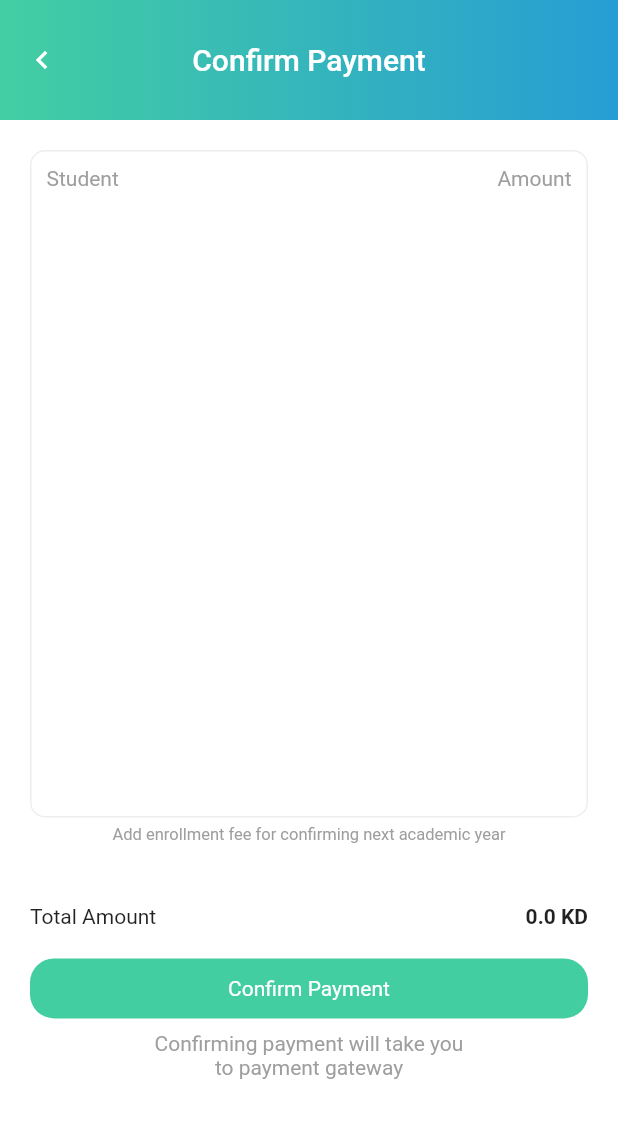
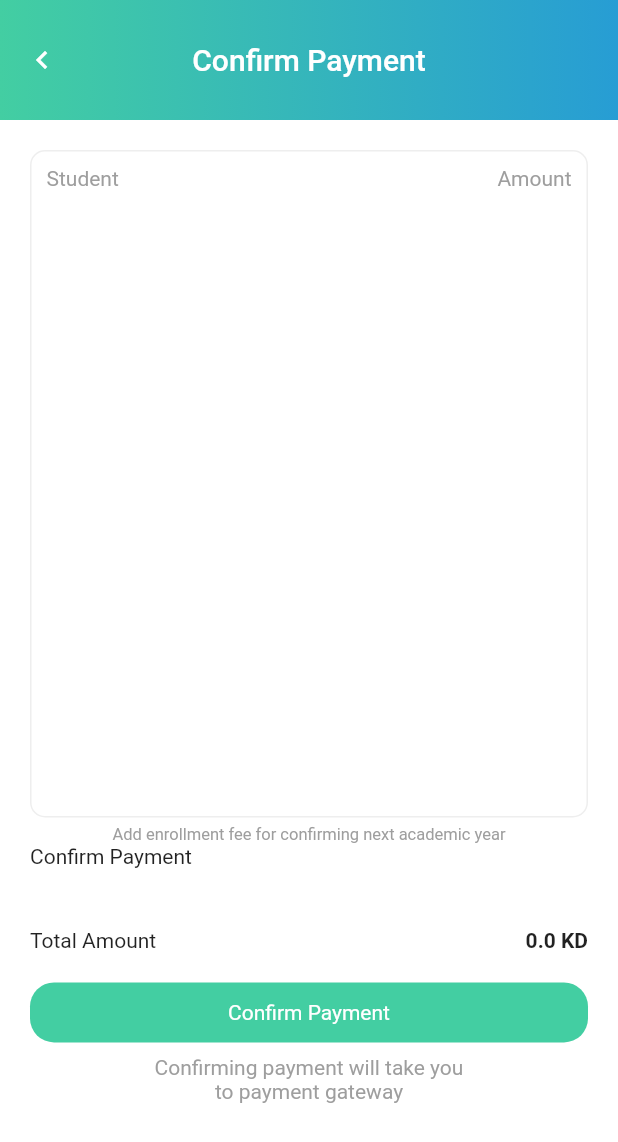
Before and after one commit to kirancchand/nurture, a Flutter app: the ConfirmPayment screen opened directly with empty values, after a tap on "Confirm Payment", on a phone screen of 412 x 824 dp. Shown: the top 1142 px of the screen. Run offline on Flutter 3.47's test engine with Material 2 defaults, Android fonts, the phone set to English and light mode, and no system bars; our stand-ins replace fluttertoast, get, modal_progress_hud_nsn, shared_preferences, webview_flutter; accounts and stored records are empty.

Commit message:
push for develop-ui

```diff
--- /dev/null
+++ b/lib/model/payment.dart
@@ -0,0 +1,30 @@
+import 'dart:convert';
+
+Payment paymentFromJson(String str) => Payment.fromJson(json.decode(str));
+
+String paymentToJson(Payment data) => json.encode(data.toJson());
+
+class Payment {
+  Payment({
+    this.statuscode,
+    this.response,
+    this.message,
+  });
+
+
+  String statuscode;
+  String response;
+  String message;
+
+  factory Payment.fromJson(Map<String, dynamic> json) => Payment(
+    statuscode: json["statuscode"],
+    response: json["response"],
+    message: json["message"],
+  );
+
+  Map<String, dynamic> toJson() => {
+    "statuscode": statuscode,
+    "response": response,
+    "message": message,
+  };
+}
--- a/lib/screen/confirmpayment.dart
+++ b/lib/screen/confirmpayment.dart
@@ -2,6 +2,8 @@ import 'package:flutter/material.dart';
 import 'package:get/get.dart';
 import 'package:nurture/common/constants.dart';
 import 'package:nurture/widget/actions.dart';
+import 'package:nurture/model/payment.dart';
+import 'package:nurture/widget/webviewcontainer.dart';
 
 class ConfirmPayment extends StatefulWidget {
   ConfirmPayment({Key key}) : super(key: key);
@@ -203,6 +205,19 @@ class _ConfirmPaymentState extends State<ConfirmPayment> {
                         fontSize: 11,
                       )),
             ),
+            GestureDetector(
+              child: Container(
+                child: Text(
+                    "Confirm Payment")
+
+              ),
+                onTap: () async {
+
+                  print("helos");
+                  WebViewContainer('https://blog.mindorks.com', 'MindOrks');
+
+                  },
+            ),
             // ),
             SizedBox(
               height: 40,
@@ -235,9 +250,15 @@ class _ConfirmPaymentState extends State<ConfirmPayment> {
               ),
               onTap: () async {
                 var lists = await convert();
-                var data = await submitConfirmPayment(lists);
+                Payment data = await submitConfirmPayment(lists);
 
-                // print(data);
+                if(data.statuscode==200)
+                  {
+                    print(data.response);
+                    WebViewContainer('https://blog.mindorks.com', 'MindOrks');
+                  }
+
+
               },
             ),
             // confirmButtons(),
--- a/lib/service/api.dart
+++ b/lib/service/api.dart
@@ -9,6 +9,7 @@ import 'package:nurture/model/notification.dart';
 import 'package:nurture/model/paymenthistory.dart';
 import 'package:nurture/model/paymentpending.dart';
 import 'package:nurture/model/student.dart';
+import 'package:nurture/model/payment.dart';
 
 class Api {
   Future<LoginResponseModel> signInWithEmailAndPassword(
@@ -140,8 +141,20 @@ class Api {
   }
 }
 
-Future submitPaymentRequest(List<Map<String, dynamic>> paymentBody) async {
+Future<Payment> submitPaymentRequest(List<Map<String, dynamic>> paymentBody) async {
   print(paymentBody);
+  var enc=jsonEncode([
+    {
+      "AcademicPeriodId": "2020-2021",
+      "GrandTotal" : 1660,
+      "IsIncludeEnrollment" : false,
+      "KnetpaymentAmount" : 1660,
+      "OffSet" : -330,
+      "OpeningBalance" : 0,
+      "StudentId" : 1375,
+      "Paymentid" :0
+    }
+  ]);
   var token = await getToken();
   var headers = {
     'Content-Type': 'application/json',
@@ -151,13 +164,20 @@ Future submitPaymentRequest(List<Map<String, dynamic>> paymentBody) async {
   };
   var request = http.Request('POST',
       Uri.parse('http://schbackend.azurewebsites.net/api/apps/PostPayment'));
-  request.body = json.encode(paymentBody);
+  request.body = json.encode(enc);
   request.headers.addAll(headers);
 
   http.StreamedResponse response = await request.send();
 
   if (response.statusCode == 200) {
-    print(await response.stream.bytesToString());
+    final responsep = await http.post(getUrl('KnetPaymentGateway'), body: enc,headers:headers);
+    if (responsep.statusCode == 200 || responsep.statusCode == 400) {
+      print(responsep);
+      return  Payment.fromJson(json.decode(responsep.body));;
+    } else {
+      throw Exception('Failed to load data!');
+    }
+
   } else {
     print(response.reasonPhrase);
   }
--- a/lib/widget/actions.dart
+++ b/lib/widget/actions.dart
@@ -3,6 +3,7 @@ import 'package:nurture/model/login_model.dart';
 import 'package:nurture/service/api.dart';
 import 'package:nurture/widget/spinner.dart';
 import 'package:nurture/model/contact.dart';
+import 'package:nurture/model/payment.dart';
 import 'dart:developer' as developer;
 
 bool validateAndSave(formKey) {
@@ -82,11 +83,11 @@ Future<StudentContactResponseModel> validateAndSubmitContact(
   // }
 }
 
-Future<String> submitConfirmPayment(
+Future<Payment> submitConfirmPayment(
     List<Map<String, dynamic>> paymentList) async {
   showSpinner();
   // String data = await api.submitPaymentRequest(childrens,total);
-  String data = await submitPaymentRequest(paymentList);
+  Payment data = await submitPaymentRequest(paymentList);
   print("action${data}");
   hideSpinner();
   return data;
--- a/pubspec.yaml
+++ b/pubspec.yaml
@@ -35,6 +35,7 @@ dependencies:
   modal_progress_hud_nsn: ^0.1.0-nullsafety-1
   shared_preferences: ^2.0.6
   fluttertoast: ^8.0.7
+  webview_flutter: ^1.0.7
 dev_dependencies:
   flutter_test:
     sdk: flutter
```
Also changed, not shown: lib/widget/webviewcontainer.dart (added, +37 -0 lines), pubspec.lock.
